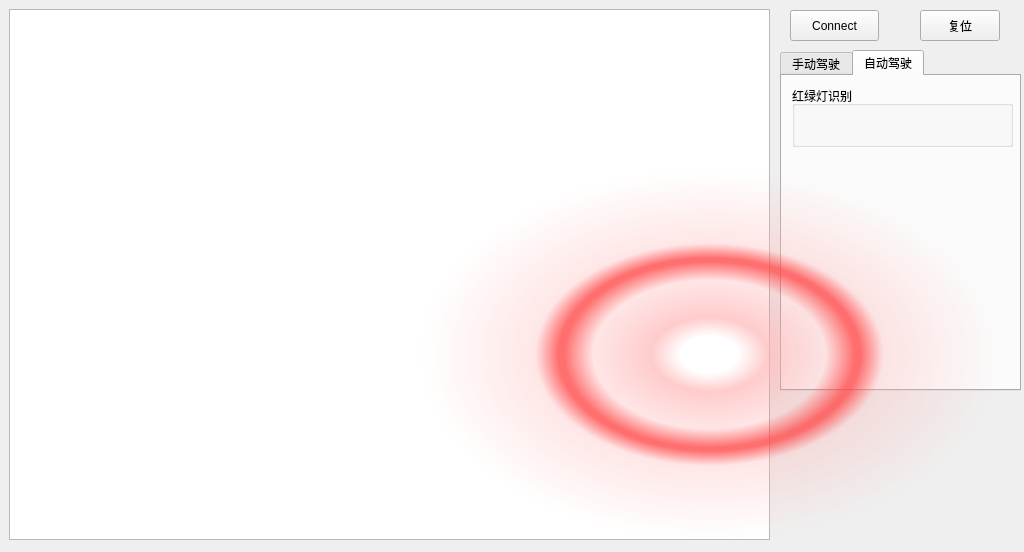
qq936859639/test2, file AICarDemo/aicardemo.ui: the form before one commit.
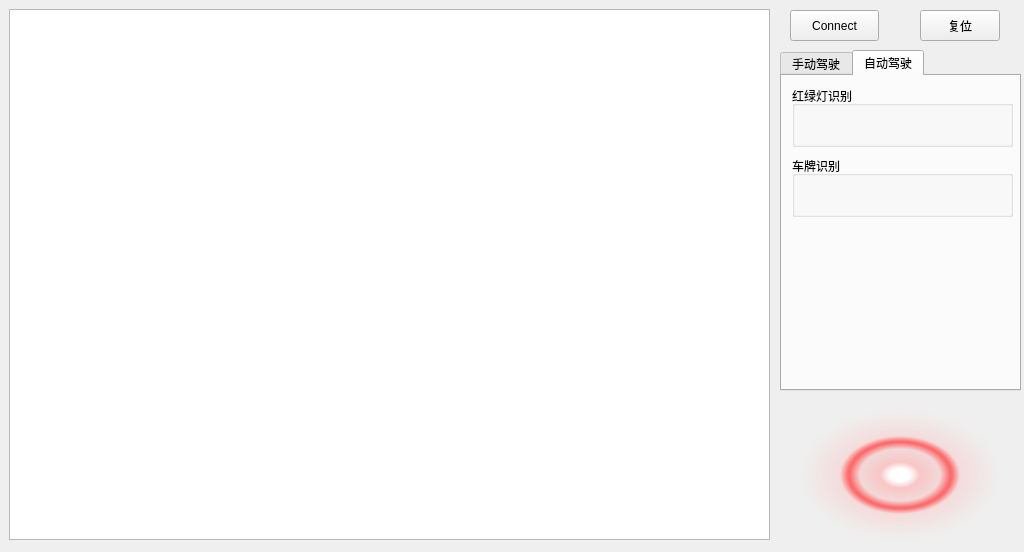
The form after the commit. Icons and pictures are not drawn.

```diff
--- a/AICarDemo/aicardemo.ui
+++ b/AICarDemo/aicardemo.ui
@@ -61,10 +61,10 @@
   <widget class="QLabel" name="Car_videoDisplay">
    <property name="geometry">
     <rect>
-     <x>419</x>
-     <y>169</y>
-     <width>581</width>
-     <height>371</height>
+     <x>800</x>
+     <y>410</y>
+     <width>200</width>
+     <height>130</height>
     </rect>
    </property>
    <property name="styleSheet">
@@ -574,6 +574,38 @@
       </property>
      </widget>
     </widget>
+    <widget class="QGroupBox" name="LPRBox">
+     <property name="geometry">
+      <rect>
+       <x>10</x>
+       <y>80</y>
+       <width>221</width>
+       <height>61</height>
+      </rect>
+     </property>
+     <property name="styleSheet">
+      <string notr="true"/>
+     </property>
+     <property name="title">
+      <string>车牌识别</string>
+     </property>
+     <widget class="QLabel" name="LPR">
+      <property name="geometry">
+       <rect>
+        <x>83</x>
+        <y>20</y>
+        <width>131</width>
+        <height>41</height>
+       </rect>
+      </property>
+      <property name="styleSheet">
+       <string notr="true"/>
+      </property>
+      <property name="text">
+       <string/>
+      </property>
+     </widget>
+    </widget>
    </widget>
   </widget>
   <zorder>graphicsView</zorder>
```
Left out of the diff: 7 changed lines with no effect on the pictures.
